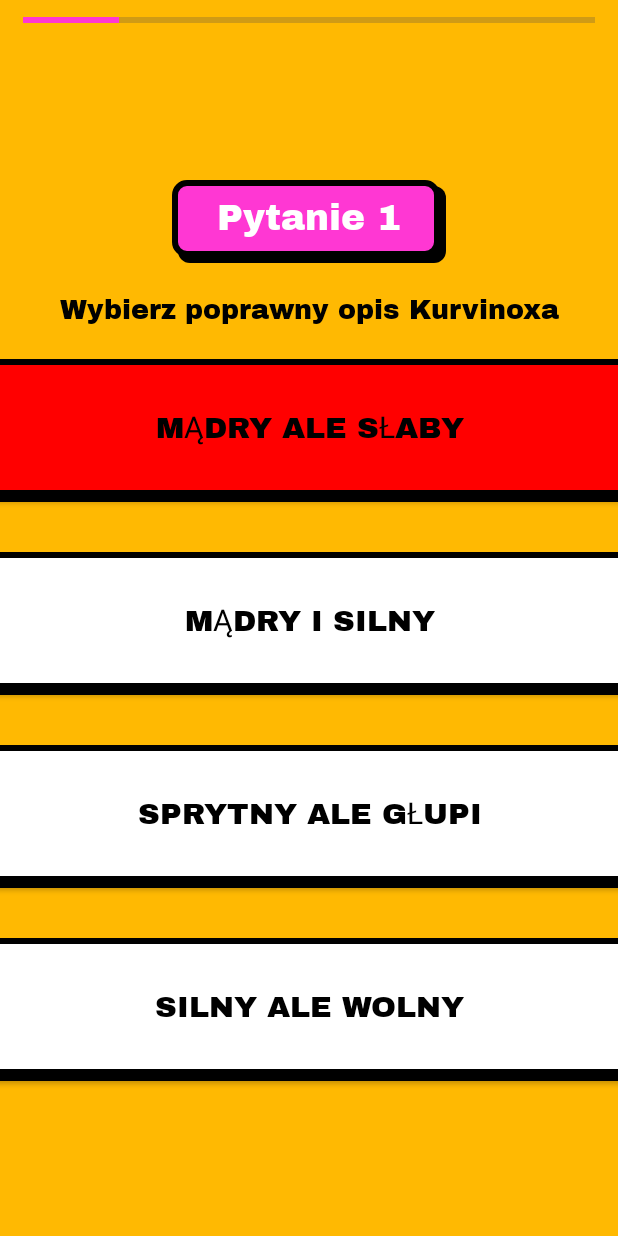
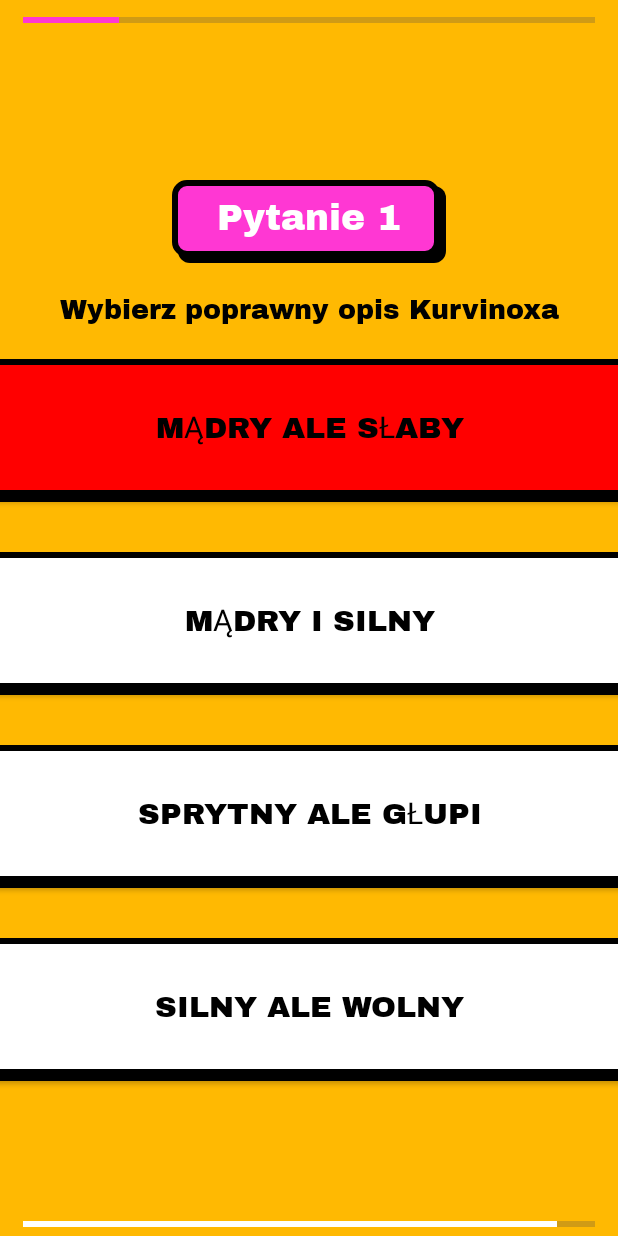
Before and after one commit to Yndh/KotlinQuizApp, an Android app: the QuizActivity screen opened directly, with no data from a screen before it, after a tap on "MĄDRY ALE SŁABY", on a phone screen of 412 x 824 dp. Run offline under Robolectric (Android 15) with nearby library versions, the phone set to English and light mode, and no system bars.

Commit message:
Add Quiz Answer Timer

```diff
--- a/app/src/main/java/com/example/quizapp/QuizActivity.kt
+++ b/app/src/main/java/com/example/quizapp/QuizActivity.kt
@@ -1,17 +1,16 @@
 package com.example.quizapp
 
 import android.content.Intent
-import android.graphics.Color
 import android.graphics.Typeface
 import androidx.appcompat.app.AppCompatActivity
 import android.os.Bundle
+import android.os.CountDownTimer
 import android.widget.Button
 import android.widget.LinearLayout
 import android.widget.TextView
 import androidx.core.content.res.ResourcesCompat
 import android.os.Handler
 import android.widget.ProgressBar
-import androidx.core.view.marginBottom
 
 class QuizActivity : AppCompatActivity() {
     private lateinit var questionTextView: TextView
@@ -19,11 +18,13 @@ class QuizActivity : AppCompatActivity() {
     private lateinit var layout: LinearLayout
     private lateinit var questions: List<Question>
     private lateinit var progressBar: ProgressBar
+    private lateinit var answerTimeProgressbar: ProgressBar
     private var currQuestion = 0
     private var isAnswerChecked = false
     private var correctAnswers = 0
     private var wrongAnswers = 0
-
+    private lateinit var countDownTimer: CountDownTimer
+    private val timeInterval: Long = 100
     override fun onCreate(savedInstanceState: Bundle?) {
         super.onCreate(savedInstanceState)
         setContentView(R.layout.activity_quiz)
@@ -31,6 +32,7 @@ class QuizActivity : AppCompatActivity() {
         questionTextView = findViewById(R.id.questionTextView)
         questionIndexTextView = findViewById(R.id.questionIndexTextView)
         progressBar = findViewById(R.id.quizProgressBar)
+        answerTimeProgressbar = findViewById(R.id.answerTimeProgressBar)
         layout = findViewById(R.id.answersLayout)
 
         questions = Constants.getQuestions()
@@ -46,8 +48,35 @@ class QuizActivity : AppCompatActivity() {
         questionTextView.text = currentQuestion.question
         questionIndexTextView.text = "Pytanie ${currQuestion + 1}"
         progressBar.progress = currQuestion + 1
+        answerTimeProgressbar.max = currentQuestion.answerTime.toInt()
 
         val shuffledAnswers = currentQuestion.answers.shuffled()
+
+        var isTimeUp = false
+
+        countDownTimer = object : CountDownTimer(currentQuestion.answerTime * 1000L, timeInterval) {
+            override fun onTick(millisUntilFinished: Long) {
+                val progress = (millisUntilFinished / 1000).toInt()
+                answerTimeProgressbar.progress = progress
+            }
+
+            override fun onFinish() {
+                isTimeUp = true
+                wrongAnswers++
+                currQuestion++
+                if (currQuestion < questions.size) {
+                    showQuestion()
+                } else {
+                    val intent = Intent(this@QuizActivity, QuizzResult::class.java)
+                    intent.putExtra("CORRECT_ANSWERS", correctAnswers)
+                    intent.putExtra("WRONG_ANSWERS", wrongAnswers)
+                    startActivity(intent)
+                    finish()
+                }
+            }
+        }
+
+        countDownTimer.start()
 
         shuffledAnswers.forEachIndexed { index, answer ->
             val originalIndex = currentQuestion.answers.indexOf(answer)
@@ -66,15 +95,15 @@ class QuizActivity : AppCompatActivity() {
             val archivio: Typeface? = ResourcesCompat.getFont(this, R.font.archivo_black)
             button.typeface = archivio
             button.setOnClickListener {
-                if (!isAnswerChecked) {
+                if (!isAnswerChecked && !isTimeUp) {
                     isAnswerChecked = true
+                    countDownTimer.cancel()
                     checkAnswer(originalIndex + 1, button)
                 }
             }
             layout.addView(button)
         }
     }
-
 
     private fun checkAnswer(selectedAnswer: Int, selectedButton: Button) {
         val currentQuestion = questions[currQuestion]
@@ -87,6 +116,8 @@ class QuizActivity : AppCompatActivity() {
             selectedButton.setBackgroundResource(R.drawable.border_red)
             wrongAnswers++
         }
+
+        isAnswerChecked = true
 
         val handler = Handler()
         handler.postDelayed({
--- a/app/src/main/res/layout/activity_quiz.xml
+++ b/app/src/main/res/layout/activity_quiz.xml
@@ -134,4 +134,21 @@
 
     </LinearLayout>
 
+    <ProgressBar
+        style="?android:attr/progressBarStyleHorizontal"
+        android:id="@+id/answerTimeProgressBar"
+        android:layout_width="match_parent"
+        android:layout_height="wrap_content"
+        android:layout_weight="1"
+        android:max="4"
+        android:indeterminate="false"
+        android:layout_marginHorizontal="15dp"
+        android:paddingTop="5dp"
+        android:progressTint="@color/primaryFontColor"
+        app:layout_constraintBottom_toBottomOf="parent"
+        app:layout_constraintStart_toStartOf="parent"
+        app:layout_constraintEnd_toEndOf="parent"
+        />
+
+
 </androidx.constraintlayout.widget.ConstraintLayout>
```
